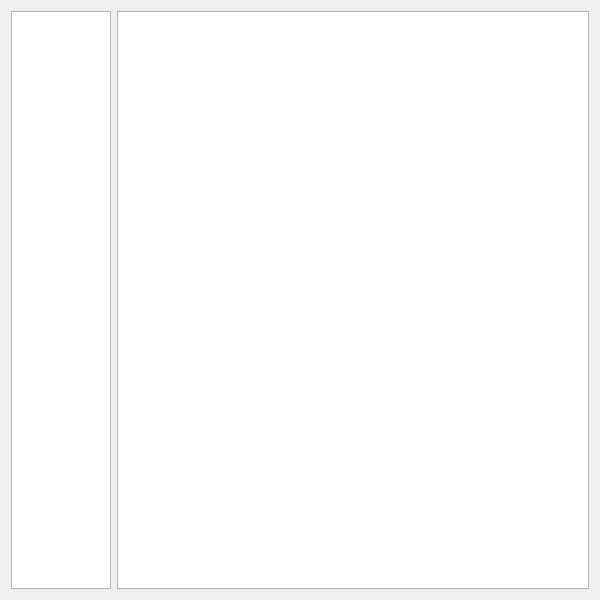
Old version of the form src/help.ui in the repository xjunior/blind-chameleon.
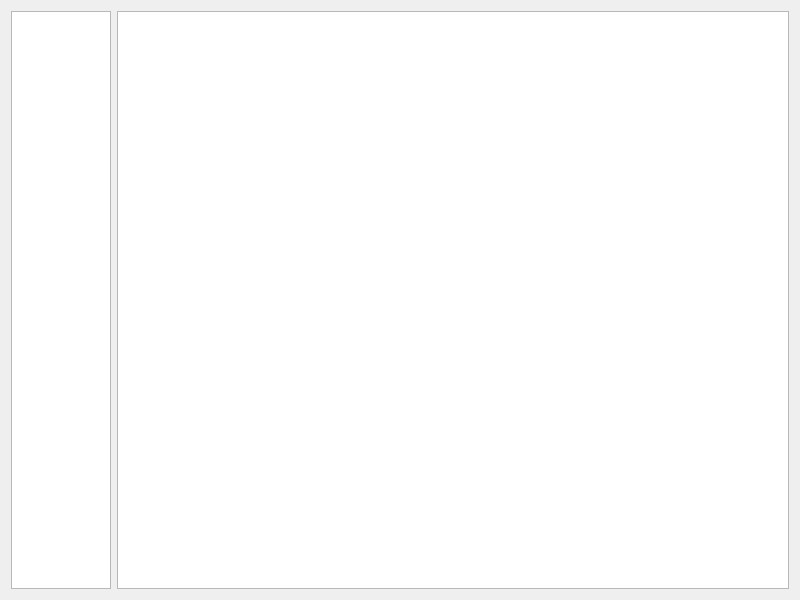
New version of the form.

Commit message: Adding images to help

Diff of the .ui file:
```diff
--- a/src/help.ui
+++ b/src/help.ui
@@ -5,7 +5,7 @@
    <rect>
     <x>0</x>
     <y>0</y>
-    <width>600</width>
+    <width>800</width>
     <height>600</height>
    </rect>
   </property>
@@ -17,13 +17,13 @@
   </property>
   <property name="minimumSize" >
    <size>
-    <width>600</width>
+    <width>800</width>
     <height>600</height>
    </size>
   </property>
   <property name="maximumSize" >
    <size>
-    <width>600</width>
+    <width>800</width>
     <height>600</height>
    </size>
   </property>
```
The commit also changes 6 other files.
